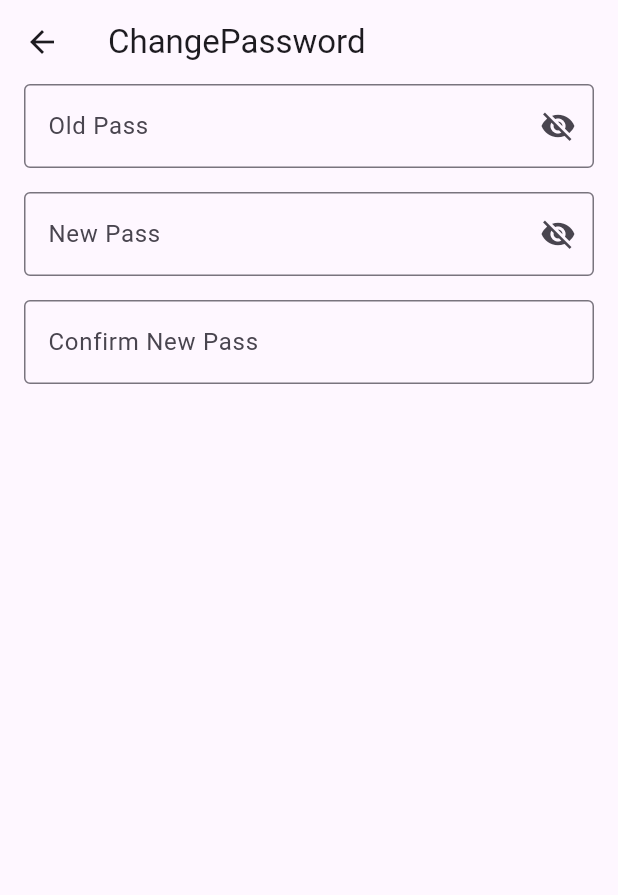
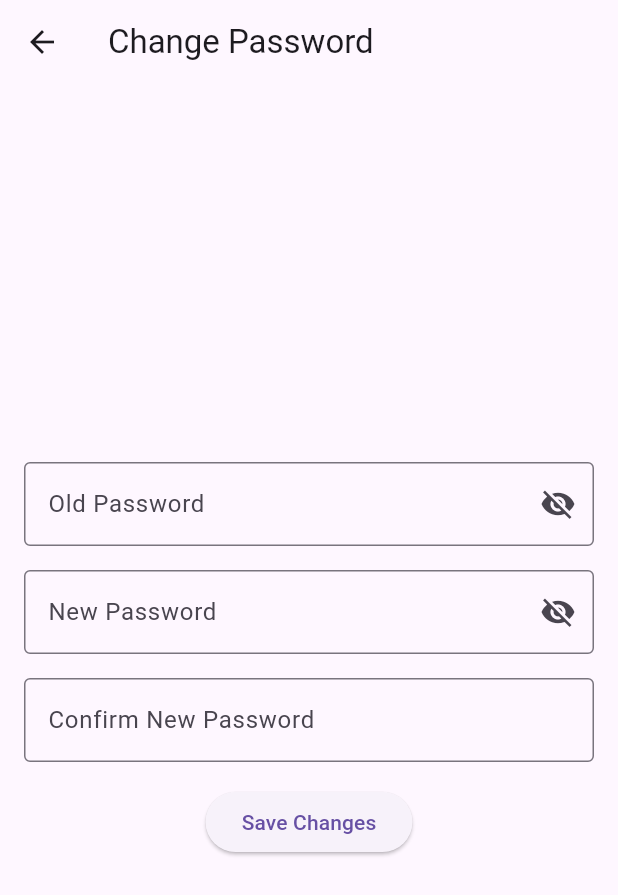
Before and after one commit to jengGod/DuckDDProject, a Flutter app: the Changepassword screen opened directly, on a phone screen of 412 x 824 dp. Shown: the top 895 px of the screen. Run offline on Flutter 3.47's test engine with Material 3 defaults, Android fonts, the phone set to English and light mode, and no system bars; our stand-ins replace cloud_firestore, firebase_core, firebase_storage, image_picker, shared_preferences; accounts and stored records are empty.

Commit message:
changeprofileandpassword

```diff
--- a/lib/pages/ChangePassword.dart
+++ b/lib/pages/ChangePassword.dart
@@ -1,16 +1,23 @@
+import 'dart:convert';
+
+import 'package:cloud_firestore/cloud_firestore.dart';
+import 'package:crypto/crypto.dart';
+import 'package:duckddproject/pages/profile.dart';
 import 'package:flutter/material.dart';
 import 'package:flutter/services.dart';
 import 'package:shared_preferences/shared_preferences.dart';
 
 class Changepassword extends StatefulWidget {
   final String? password;
-  const Changepassword({super.key,this.password,});
+
+  const Changepassword({super.key, this.password});
 
   @override
   State<Changepassword> createState() => _ChangepasswordState();
 }
 
 class _ChangepasswordState extends State<Changepassword> {
+  String? documentId;
   String? username;
   String? email;
   String? phonenumber;
@@ -18,29 +25,46 @@ class _ChangepasswordState extends State<Changepassword> {
   String? password;
 
   final TextEditingController _oldPasswordController = TextEditingController();
-   TextEditingController newPasswordCtl = TextEditingController();
-   TextEditingController PassCtl = TextEditingController();
+  final TextEditingController newPasswordCtl = TextEditingController();
+  final TextEditingController passCtl = TextEditingController();
 
   // Visibility state for password fields
   bool _isOldPasswordVisible = false;
   bool _isNewPasswordVisible = false;
 
   @override
+  void initState() {
+    super.initState();
+    loadUserData(); // Load user data when the widget initializes
+  }
+
+  @override
   Widget build(BuildContext context) {
     return Scaffold(
       appBar: AppBar(
-        title: const Text('ChangePassword'),
+        title: const Text('Change Password'),
+        leading: IconButton(
+          icon: const Icon(Icons.arrow_back),
+          onPressed: () {
+            Navigator.pushReplacement(
+              context,
+              MaterialPageRoute(builder: (context) => const userProfile()),
+            );
+          },
+        ),
       ),
       body: Center(
+        child: SingleChildScrollView(
           child: Column(
             children: [
               Padding(
                 padding: const EdgeInsets.symmetric(horizontal: 16),
                 child: TextField(
                   controller: _oldPasswordController,
-                  obscureText: !_isOldPasswordVisible, // ปรับการซ่อนข้อความ
+                  obscureText:
+                      !_isOldPasswordVisible, // Toggle password visibility
                   decoration: InputDecoration(
-                    labelText: 'Old Pass',
+                    labelText: 'Old Password',
                     border: const OutlineInputBorder(),
                     suffixIcon: IconButton(
                       icon: Icon(
@@ -51,24 +75,15 @@ class _ChangepasswordState extends State<Changepassword> {
                       onPressed: () {
                         setState(() {
                           _isOldPasswordVisible =
-                              !_isOldPasswordVisible; // เปลี่ยนสถานะการมองเห็น
+                              !_isOldPasswordVisible; // Toggle visibility state
                         });
                       },
                     ),
                   ),
-                  onChanged: (value) {
-                    // ป้องกันการลบรหัสผ่านเก่า
-                    if (value.isEmpty || value != widget.password) {
-                      // คืนค่าช่องกรอกเป็นรหัสผ่านเก่า
-                      _oldPasswordController.text = widget.password ?? '';
-                      // ย้ายเคอร์เซอร์ไปที่ท้ายข้อความ
-                      _oldPasswordController.selection =
-                          TextSelection.fromPosition(TextPosition(
-                              offset: _oldPasswordController.text.length));
-                    }
-                  },
+                  readOnly: true, // ป้องกันไม่ให้พิมพ์หรือลบข้อความ
                 ),
               ),
+
               const SizedBox(height: 16),
 
               // New password field
@@ -79,10 +94,10 @@ class _ChangepasswordState extends State<Changepassword> {
                   obscureText: !_isNewPasswordVisible,
                   inputFormatters: [
                     FilteringTextInputFormatter.deny(
-                      RegExp(r'\s')), // ห้ามพิมพ์ spacebar
+                        RegExp(r'\s')), // Prevent space input
                   ],
                   decoration: InputDecoration(
-                    labelText: 'New Pass',
+                    labelText: 'New Password',
                     border: const OutlineInputBorder(),
                     suffixIcon: IconButton(
                       icon: Icon(
@@ -105,23 +120,35 @@ class _ChangepasswordState extends State<Changepassword> {
               Padding(
                 padding: const EdgeInsets.symmetric(horizontal: 16),
                 child: TextField(
-                  controller: PassCtl,
+                  controller: passCtl,
                   obscureText: true,
                   inputFormatters: [
                     FilteringTextInputFormatter.deny(
-                      RegExp(r'\s')), // ห้ามพิมพ์ spacebar
+                        RegExp(r'\s')), // Prevent space input
                   ],
                   decoration: const InputDecoration(
-                    labelText: 'Confirm New Pass',
+                    labelText: 'Confirm New Password',
                     border: OutlineInputBorder(),
                   ),
+                ),
+              ),
+              const SizedBox(height: 16),
+
+              // Save button
+              Padding(
+                padding: const EdgeInsets.symmetric(horizontal: 16),
+                child: ElevatedButton(
+                  onPressed: changePassword,
+                  child: const Text('Save Changes'),
                 ),
               ),
             ],
           ),
         ),
+      ),
     );
   }
+
   Future<void> loadUserData() async {
     SharedPreferences prefs = await SharedPreferences.getInstance();
     setState(() {
@@ -129,13 +156,41 @@ class _ChangepasswordState extends State<Changepassword> {
       email = prefs.getString('email');
       phonenumber = prefs.getString('phonenumber');
       profilePicture = prefs.getString('profile_picture');
-    String? oldPassword = prefs.getString('password'); // Load old password
-
-    // Set the old password in the controller
-    _oldPasswordController.text = oldPassword ?? ''; // Update the old password field
-
-    // Update the text field controllers with loaded data
-
+      String? oldPassword = prefs.getString('password'); // โหลดรหัสผ่านเก่า
+      _oldPasswordController.text =
+          oldPassword ?? ''; // ตั้งค่ารหัสผ่านเก่าใน TextField
     });
   }
+
+  Future<void> changePassword() async {
+    var db = FirebaseFirestore.instance;
+    String oldPassword = _oldPasswordController.text;
+    String newPassword = newPasswordCtl.text;
+    String confirmPassword = passCtl.text;
+
+    // ตรวจสอบว่ารหัสผ่านใหม่และการยืนยันตรงกัน
+    if (newPassword != confirmPassword) {
+      _showMessage('New password and confirm password do not match');
+      return;
     }
+
+    // ถ้ารหัสผ่านเก่าถูกต้อง ให้ทำการแฮชและอัปเดตรหัสผ่านใหม่
+    String hashedPassword = sha256.convert(utf8.encode(newPassword)).toString();
+    var data = {'password': hashedPassword};
+    await db.collection('Users').doc(phonenumber).update(data);
+
+    // บันทึกรหัสผ่านใหม่ใน SharedPreferences
+    SharedPreferences prefs = await SharedPreferences.getInstance();
+    await prefs.setString('password', newPassword);
+    _showMessage('Password changed successfully');
+
+    // กลับไปยังหน้าก่อนหน้า
+    Navigator.pop(context);
+  }
+
+  void _showMessage(String message) {
+    ScaffoldMessenger.of(context).showSnackBar(
+      SnackBar(content: Text(message)),
+    );
+  }
+}
```
Also changed, not shown: lib/pages/profile.dart (+50 -17 lines). Lines whose indentation alone changed are shown as unchanged.
